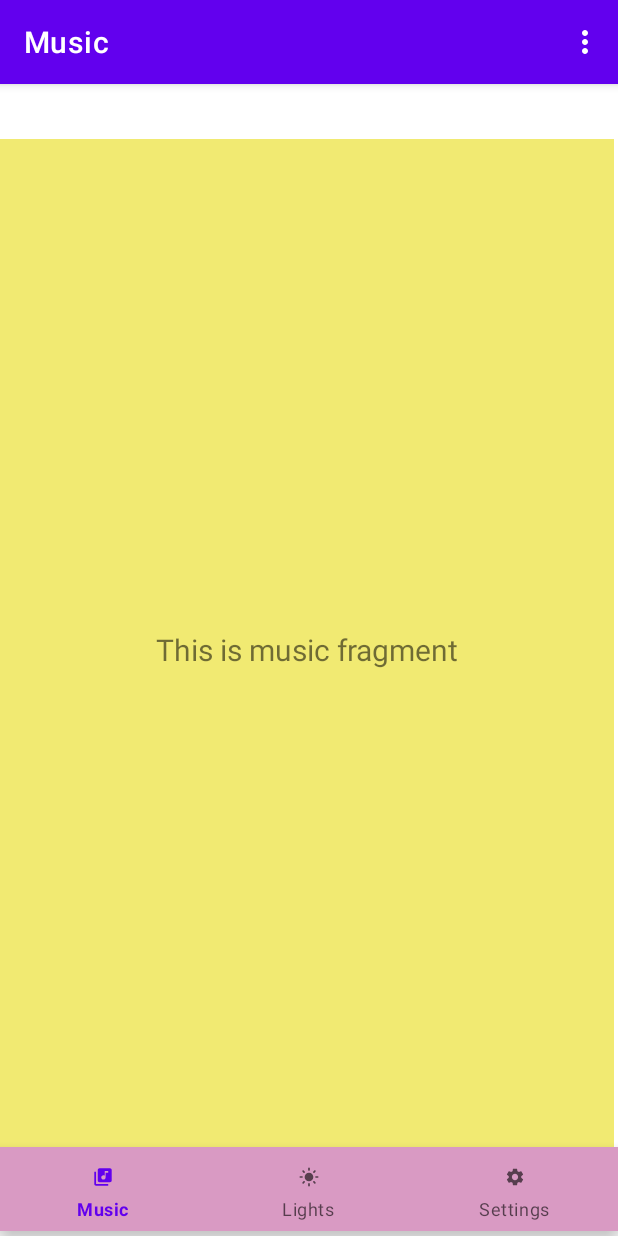
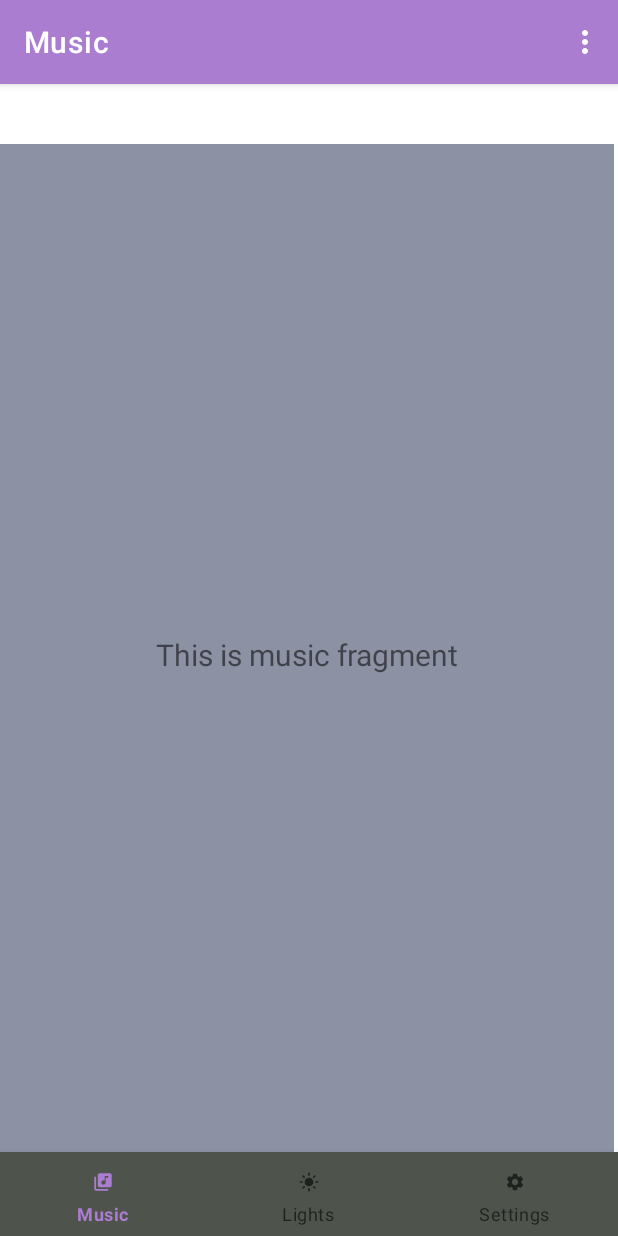
Before and after one commit to bhargavpatel2001/SMARTBEATS, an Android app: the screen it shows after launch (MainActivity), on a phone screen of 412 x 824 dp. Run offline under Robolectric (Android 15) with nearby library versions, the phone set to English and light mode, and no system bars; our stand-ins replace navigation-ui.

Commit message:
Changed the whole theme of app from random colours to Puruple theme

```diff
--- a/SHALOMINC/src/main/res/layout/activity_main.xml
+++ b/SHALOMINC/src/main/res/layout/activity_main.xml
@@ -10,13 +10,13 @@
         android:id="@+id/nav_view"
         android:layout_width="0dp"
         android:layout_height="wrap_content"
-        android:background="@color/light_orchid"
+        android:background="#4E534B"
         app:layout_constraintBottom_toBottomOf="parent"
-        app:layout_constraintHorizontal_bias="1.0"
+        app:layout_constraintHorizontal_bias="0.0"
         app:layout_constraintLeft_toLeftOf="parent"
         app:layout_constraintRight_toRightOf="parent"
         app:layout_constraintTop_toTopOf="parent"
-        app:layout_constraintVertical_bias="0.995"
+        app:layout_constraintVertical_bias="1.0"
         app:menu="@menu/bottom_nav_menu" />
 
     <fragment
--- a/SHALOMINC/src/main/res/layout/fragment_lights.xml
+++ b/SHALOMINC/src/main/res/layout/fragment_lights.xml
@@ -4,7 +4,7 @@
     xmlns:tools="http://schemas.android.com/tools"
     android:layout_width="match_parent"
     android:layout_height="match_parent"
-    android:background="@color/mint_green"
+    android:background="@color/lilac"
     tools:context=".ui.lights.LightsFragment">
 
     <TextView
@@ -20,4 +20,5 @@
         app:layout_constraintEnd_toEndOf="parent"
         app:layout_constraintStart_toStartOf="parent"
         app:layout_constraintTop_toTopOf="parent" />
+
 </androidx.constraintlayout.widget.ConstraintLayout>
--- a/SHALOMINC/src/main/res/layout/fragment_music.xml
+++ b/SHALOMINC/src/main/res/layout/fragment_music.xml
@@ -4,7 +4,7 @@
     xmlns:tools="http://schemas.android.com/tools"
     android:layout_width="match_parent"
     android:layout_height="match_parent"
-    android:background="@color/laser_lemon"
+    android:background="@color/violet"
     tools:context=".ui.music.MusicFragment">
 
     <TextView
--- a/SHALOMINC/src/main/res/layout/fragment_settings.xml
+++ b/SHALOMINC/src/main/res/layout/fragment_settings.xml
@@ -4,7 +4,7 @@
     xmlns:tools="http://schemas.android.com/tools"
     android:layout_width="match_parent"
     android:layout_height="match_parent"
-    android:background="@color/waterloo"
+    android:background="@color/lavender_blush"
     tools:context=".ui.settings.SettingsFragment">
 
     <TextView
--- a/SHALOMINC/src/main/res/values/colors.xml
+++ b/SHALOMINC/src/main/res/values/colors.xml
@@ -19,13 +19,14 @@
     <color name="haiti">#170E34</color>
     <color name="gray_suit">#C0BDCC</color>
     <color name="kimberly">#71629E</color>
-    <color name="waterloo">#848496</color>
     <color name="grape">#43174E</color>
     <color name="light_orchid">#D99AC3</color>
     <color name="mountain_mist">#9B93A4</color>
     <color name="wisteria">#A36AAC</color>
     <color name="light_green">#78FFBD</color>
-    <color name="laser_lemon">#F1EA72</color>
-    <color name="mint_green">#79EA95</color>
+
+    <color name="violet">#8C91A3</color>
+    <color name="lilac">#C39DCD</color>
+    <color name="lavender_blush">#CAB9D5</color>
     <color name="transparent">#0078FFBD</color>
 </resources>
--- a/SHALOMINC/src/main/res/values/themes.xml
+++ b/SHALOMINC/src/main/res/values/themes.xml
@@ -2,12 +2,12 @@
     <!-- Base application theme. -->
     <style name="Theme.SMARTBEATS" parent="Theme.MaterialComponents.DayNight.DarkActionBar">
         <!-- Primary brand color. -->
-        <item name="colorPrimary">@color/purple_500</item>
-        <item name="colorPrimaryVariant">@color/purple_700</item>
+        <item name="colorPrimary">#AA7DD1</item>
+        <item name="colorPrimaryVariant">#6E4181</item>
         <item name="colorOnPrimary">@color/white</item>
         <!-- Secondary brand color. -->
         <item name="colorSecondary">@color/teal_200</item>
-        <item name="colorSecondaryVariant">@color/teal_700</item>
+        <item name="colorSecondaryVariant">#127C80</item>
         <item name="colorOnSecondary">@color/black</item>
         <!-- Status bar color. -->
         <item name="android:statusBarColor" tools:targetApi="l">?attr/colorPrimaryVariant</item>
@@ -19,7 +19,7 @@
         <item name="colorPrimary">@color/blue</item>
         <item name="colorPrimaryDark">@color/red</item>
         <item name="colorAccent">@color/purple_500</item>
-        <item name="android:statusBarColor">@color/light_orchid</item>
+        <item name="android:statusBarColor">#131212</item>
 
     </style>
     <!--Fragment 1 style-->
```
